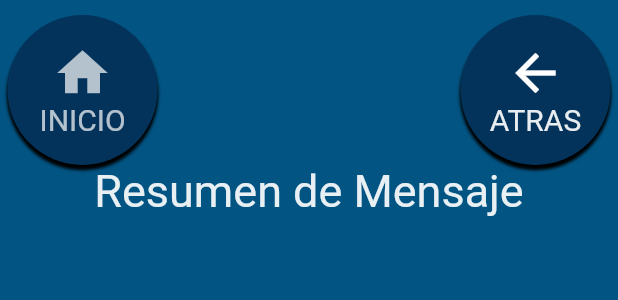
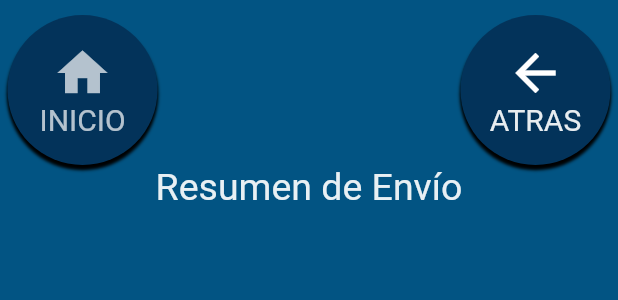
Before and after one commit to hualde666/piproyNuevo, a Flutter app: what headerResumen() shows on an empty page, opened directly, on a phone screen of 412 x 824 dp. Shown: the top 300 px of the screen. Run offline on Flutter 3.47's test engine with Material 2 defaults, Android fonts, the phone set to English and light mode, and no system bars; our stand-ins replace audioplayers, contacts_service, location, permission_handler, shared_preferences, sqflite and 1 more; missing offline and left inert: device_apps, flutter_phone_direct_caller, telephony; accounts and stored records are empty.

Commit message:
ajustes de tamaño en cel pequeños

```diff
--- a/lib/scr/pages/conta_grupos.dart
+++ b/lib/scr/pages/conta_grupos.dart
@@ -25,7 +25,7 @@ class ContactsGruposPage extends StatelessWidget {
       resizeToAvoidBottomInset: false,
       // backgroundColor: Theme.of(context).primaryColor,
       body: Container(
-        padding: EdgeInsets.only(bottom: 40),
+        padding: EdgeInsets.only(bottom: 50),
         child: ListView.builder(
             padding: EdgeInsets.only(bottom: 100),
             itemCount: listaGrupos.length,
--- a/lib/scr/pages/envio_emergencia.dart
+++ b/lib/scr/pages/envio_emergencia.dart
@@ -22,7 +22,7 @@ class ResumenEnvioPage extends StatelessWidget {
           body: Container(
             height: 500,
             // color: Colors.white,
-            margin: EdgeInsets.symmetric(horizontal: 10, vertical: 50),
+            margin: EdgeInsets.symmetric(horizontal: 10, vertical: 5),
             child: ListView.builder(
               itemCount: listaE.length,
               itemBuilder: (context, i) {
@@ -57,15 +57,15 @@ class ResumenEnvioPage extends StatelessWidget {
 
 Widget headerResumen(BuildContext context) {
   return PreferredSize(
-    preferredSize: Size.fromHeight(200.0),
+    preferredSize: Size.fromHeight(145.0),
     // here the desired height
     child: Container(
       padding: EdgeInsets.only(top: 5),
-      height: 200,
+      height: 145,
       child: Column(
         children: [
           tresBotonesHeader(context, true, 'ResumenEnvio'),
-          Text('Resumen de Mensaje', style: TextStyle(fontSize: 30)),
+          Text('Resumen de Envío', style: TextStyle(fontSize: 25)),
         ],
       ),
     ),
--- a/lib/scr/widgets/boton_amarillo.dart
+++ b/lib/scr/widgets/boton_amarillo.dart
@@ -13,7 +13,7 @@ Widget botonHomeHeader(BuildContext context, String pagina) {
   double icon = 40;
   if (width <= 320) {
     ancho = 80;
-    alto = 65;
+    alto = 80;
     font = 15;
     icon = 40;
   }
--- a/lib/scr/widgets/boton_verde.dart
+++ b/lib/scr/widgets/boton_verde.dart
@@ -10,7 +10,7 @@ Widget botonBackHeader(BuildContext context, String pagina) {
   double icon = 40;
   if (width <= 320) {
     ancho = 80;
-    alto = 65;
+    alto = 80;
     font = 15;
     icon = 40;
   }
--- a/lib/scr/widgets/header_app.dart
+++ b/lib/scr/widgets/header_app.dart
@@ -6,7 +6,7 @@ Widget headerApp(BuildContext context, String titulo, Widget otroWidget,
   double width = MediaQuery.of(context).size.width;
   double altoHeader = 170;
   if (width <= 320) {
-    altoHeader = 170;
+    altoHeader = 150;
   }
 
   return PreferredSize(
--- a/lib/scr/widgets/tres_botones_header.dart
+++ b/lib/scr/widgets/tres_botones_header.dart
@@ -16,7 +16,7 @@ Widget tresBotonesHeader(
       mainAxisAlignment: MainAxisAlignment.spaceBetween,
       children: [
         botonHomeHeader(context, pagina),
-        botonRojoHeader(context, rojo),
+        rojo ? botonRojoHeader(context, rojo) : Container(),
         botonBackHeader(context, pagina)
       ], // Ho
     ),
```
Also changed, not shown: lib/scr/pages/home2_page.dart (+15 -17 lines), lib/scr/widgets/boton_rojo_dibujo.dart (+7 -7 lines).
